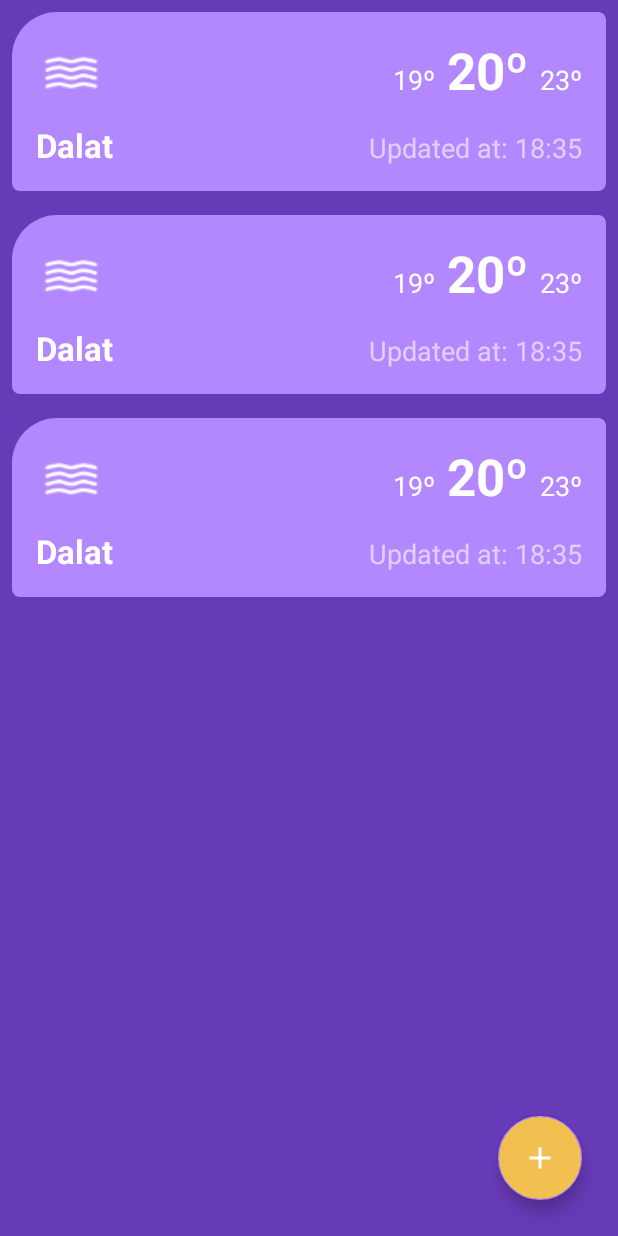
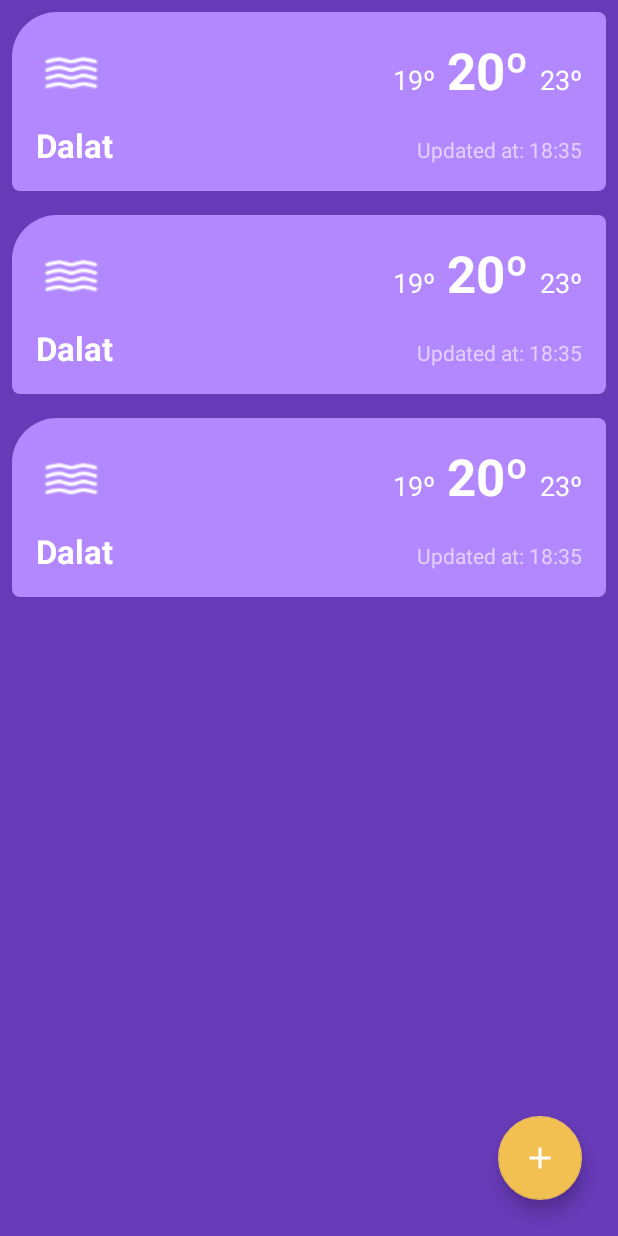
Before and after one commit to minhnhattonthat/MyWeather, an Android app: the layout activity_main.xml on its own in the app's theme, with its tools: preview values and no code run, on a phone screen of 412 x 824 dp. Run offline under Robolectric (Android 15) with nearby library versions, the phone set to English and light mode, and no system bars.

Commit message:
Fix bugs

```diff
--- a/app/build.gradle
+++ b/app/build.gradle
@@ -26,5 +26,5 @@ dependencies {
     testImplementation 'junit:junit:4.12'
     androidTestImplementation 'com.android.support.test:runner:1.0.1'
     androidTestImplementation 'com.android.support.test.espresso:espresso-core:3.0.1'
-    compile 'com.google.code.gson:gson:2.8.2'
+    implementation 'com.google.code.gson:gson:2.8.2'
 }
--- a/app/src/main/java/com/nhatton/myweather/ui/main/WeatherAdapter.java
+++ b/app/src/main/java/com/nhatton/myweather/ui/main/WeatherAdapter.java
@@ -89,7 +89,6 @@ public class WeatherAdapter extends RecyclerView.Adapter<WeatherAdapter.WeatherH
         return mCount;
     }
 
-
     class WeatherHolder extends RecyclerView.ViewHolder {
         final View mView;
         final ImageView mWeatherIcon;
--- a/app/src/main/res/layout/activity_main.xml
+++ b/app/src/main/res/layout/activity_main.xml
@@ -33,7 +33,7 @@
                 android:layout_width="match_parent"
                 android:layout_height="match_parent"
                 android:background="@color/colorPrimary"
-                app:layoutManager="LinearLayoutManager"
+                app:layoutManager="android.support.v7.widget.LinearLayoutManager"
                 tools:context=".ui.mainscreen.PendingReqFragment"
                 tools:listitem="@layout/row_weather" />
         </FrameLayout>
@@ -47,7 +47,7 @@
         android:layout_marginBottom="24dp"
         android:layout_marginEnd="24dp"
         android:src="@drawable/ic_plus"
-        android:backgroundTint="@color/colorYellow"
+        app:backgroundTint="@color/colorYellow"
         app:layout_constraintBottom_toBottomOf="parent"
         app:layout_constraintEnd_toEndOf="parent" />
 
--- a/app/src/main/res/layout/row_weather.xml
+++ b/app/src/main/res/layout/row_weather.xml
@@ -23,14 +23,16 @@
 
     <TextView
         android:id="@+id/city_text"
-        android:layout_width="wrap_content"
+        android:layout_width="0dp"
         android:layout_height="wrap_content"
         android:layout_marginBottom="16dp"
+        android:layout_marginEnd="8dp"
         android:layout_marginStart="16dp"
         android:layout_marginTop="8dp"
         android:textAppearance="@style/TextAppearance.AppCompat.Large"
         android:textStyle="bold"
         app:layout_constraintBottom_toBottomOf="parent"
+        app:layout_constraintEnd_toStartOf="@+id/updated_time_text"
         app:layout_constraintStart_toStartOf="parent"
         app:layout_constraintTop_toBottomOf="@+id/weather_icon"
         tools:text="Dalat" />
@@ -72,7 +74,7 @@
         android:layout_width="wrap_content"
         android:layout_height="wrap_content"
         android:layout_marginEnd="16dp"
-        android:textAppearance="@style/TextAppearance.AppCompat.Medium"
+        android:textAppearance="@style/TextAppearance.AppCompat.Small"
         android:textColor="@color/colorSecondary"
         app:layout_constraintBaseline_toBaselineOf="@+id/city_text"
         app:layout_constraintEnd_toEndOf="parent"
```
Also changed, not shown: app/src/main/java/com/nhatton/myweather/network/WeatherLoader.java (+6 -3 lines), app/src/main/java/com/nhatton/myweather/ui/main/MainActivity.java (+4 -3 lines), build.gradle (line endings or trailing spaces).
